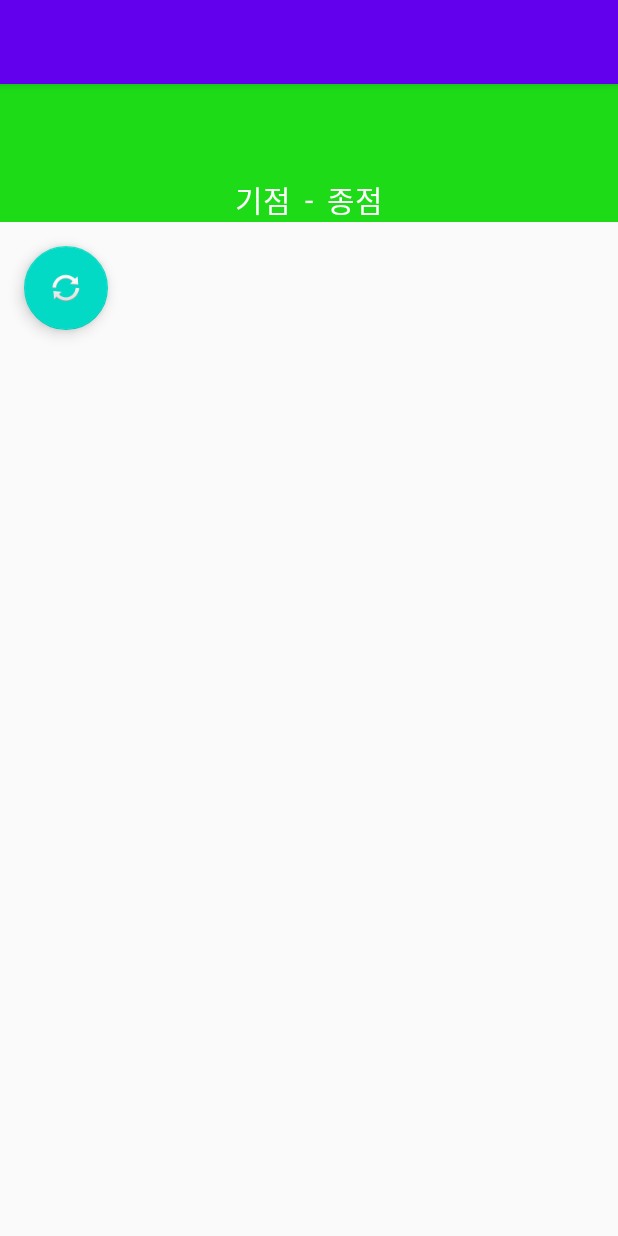
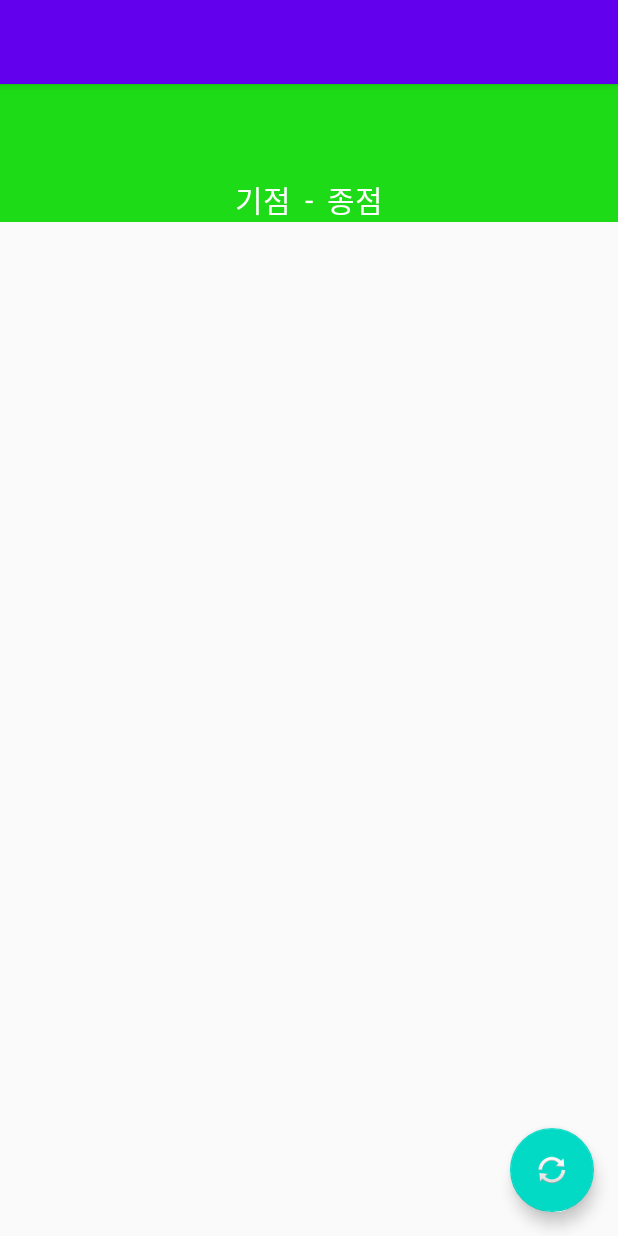
Before and after one commit to Bus-Project/BusInform_Android, an Android app: the RouteInfoActivity screen opened directly, with no data from a screen before it, on a phone screen of 412 x 824 dp. Run offline under Robolectric (Android 15) with nearby library versions, the phone set to English and light mode, and no system bars; 3 statements that could not run were skipped.

Commit message:
Modify layout

```diff
--- a/app/src/main/res/layout/activity_route_info.xml
+++ b/app/src/main/res/layout/activity_route_info.xml
@@ -71,6 +71,8 @@
             android:layout_width="wrap_content"
             android:layout_height="wrap_content"
             android:layout_margin="@dimen/fab_margin"
+            android:layout_alignParentEnd="true"
+            android:layout_alignParentBottom="true"
             android:layout_gravity="bottom|end"
             app:srcCompat="@android:drawable/ic_popup_sync" />
 
@@ -88,5 +90,4 @@
 
 
     </RelativeLayout>
-
 </LinearLayout>
```
